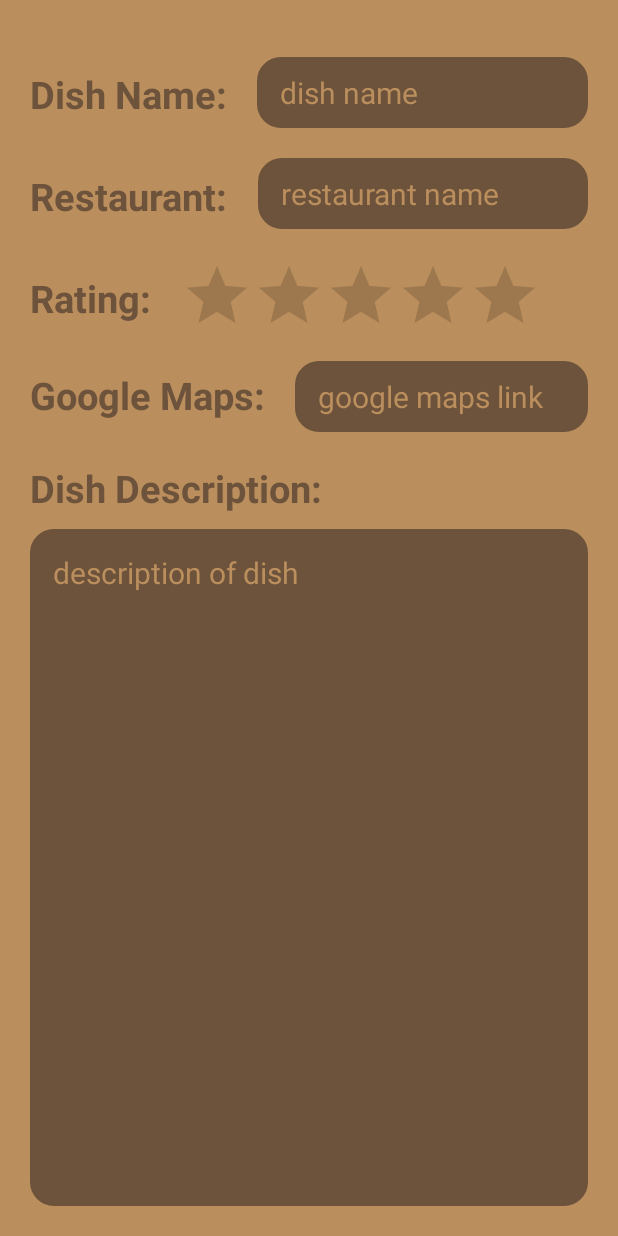
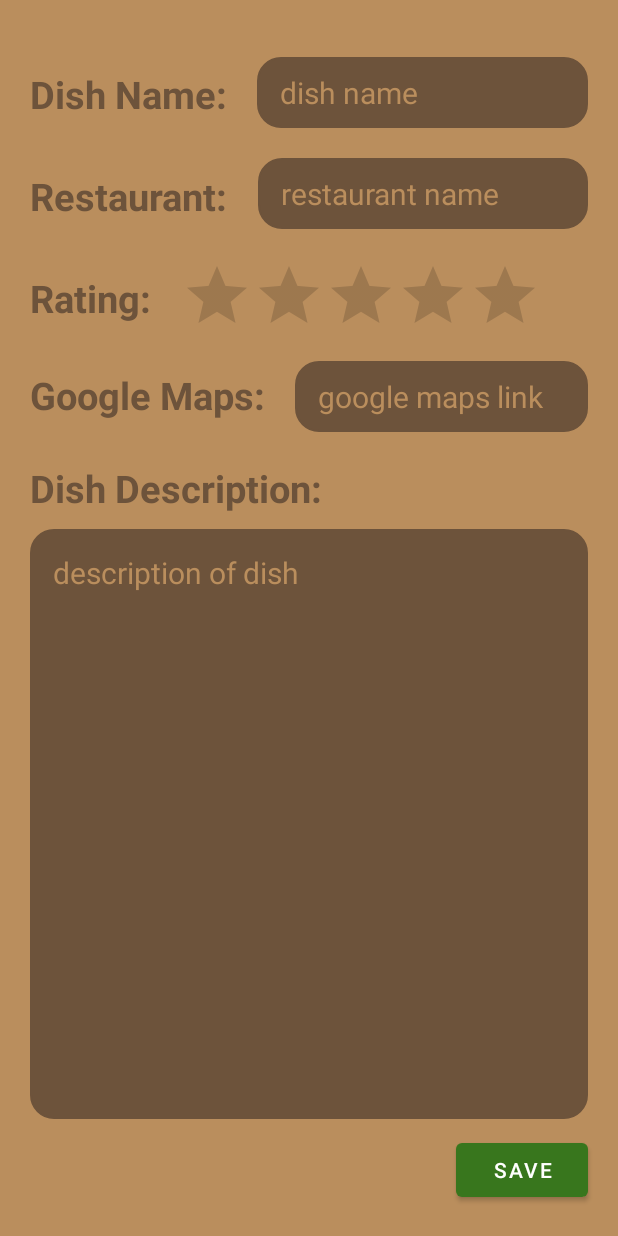
Before and after one commit to sophtsai/Munchies-Food-App, an Android app: the layout activity_add_restaurant.xml on its own in the app's theme, with its tools: preview values and no code run, on a phone screen of 412 x 824 dp. Run offline under Robolectric (Android 15) with nearby library versions, the light colour scheme and no system bars.

Commit message:
Add save button

```diff
--- a/app/src/main/java/com/example/groupproject/MainActivity.kt
+++ b/app/src/main/java/com/example/groupproject/MainActivity.kt
@@ -6,6 +6,6 @@ import android.os.Bundle
 class MainActivity : AppCompatActivity() {
     override fun onCreate(savedInstanceState: Bundle?) {
         super.onCreate(savedInstanceState)
-        setContentView(R.layout.activity_add_restaurant)
+        setContentView(R.layout.activity_main)
     }
 }
--- a/app/src/main/res/layout/activity_add_restaurant.xml
+++ b/app/src/main/res/layout/activity_add_restaurant.xml
@@ -145,7 +145,7 @@
         app:layout_constraintStart_toStartOf="parent" />
 
     <EditText
-        android:id="@+id/dishDescription"
+        android:id="@+id/dishDescriptionInput"
         android:layout_width="0dp"
         android:layout_height="0dp"
         android:padding="15dp"
@@ -157,12 +157,23 @@
         android:textColor="@color/white"
         android:background="@drawable/rounded_corner"
         android:layout_marginTop="10dp"
-        android:layout_marginBottom="20dp"
         android:layout_marginStart="20dp"
         android:layout_marginEnd="20dp"
         app:layout_constraintTop_toBottomOf="@id/dishDescriptionText"
-        app:layout_constraintBottom_toBottomOf="parent"
+        app:layout_constraintBottom_toTopOf="@id/saveButton"
         app:layout_constraintStart_toStartOf="parent"
         app:layout_constraintEnd_toEndOf="parent"/>
 
+    <Button
+        android:id="@+id/saveButton"
+        android:layout_width="wrap_content"
+        android:layout_height="wrap_content"
+        android:text="Save"
+        android:layout_marginTop="10dp"
+        android:layout_marginBottom="20dp"
+        android:layout_marginEnd="20dp"
+        app:layout_constraintTop_toBottomOf="@id/dishDescriptionInput"
+        app:layout_constraintBottom_toBottomOf="parent"
+        app:layout_constraintEnd_toEndOf="parent"/>
+
 </androidx.constraintlayout.widget.ConstraintLayout>
--- a/app/src/main/res/layout/activity_restaurant.xml
+++ b/app/src/main/res/layout/activity_restaurant.xml
@@ -59,7 +59,7 @@
         app:layout_constraintEnd_toEndOf="parent"/>
 
     <TextView
-        android:id="@+id/dishDescription"
+        android:id="@+id/dishDescriptionInput"
         android:layout_width="match_parent"
         android:layout_height="wrap_content"
         android:padding="15dp"
```
